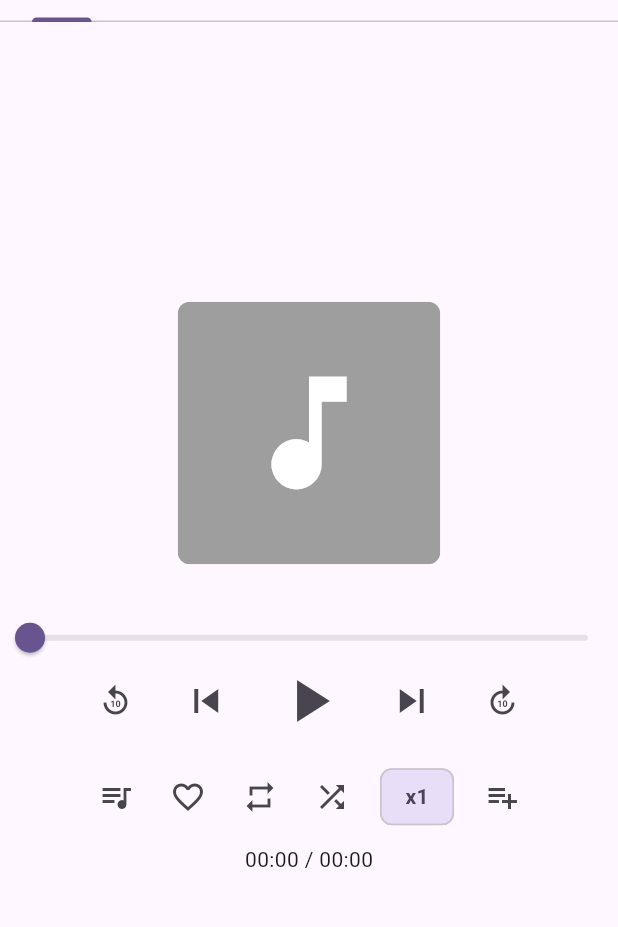
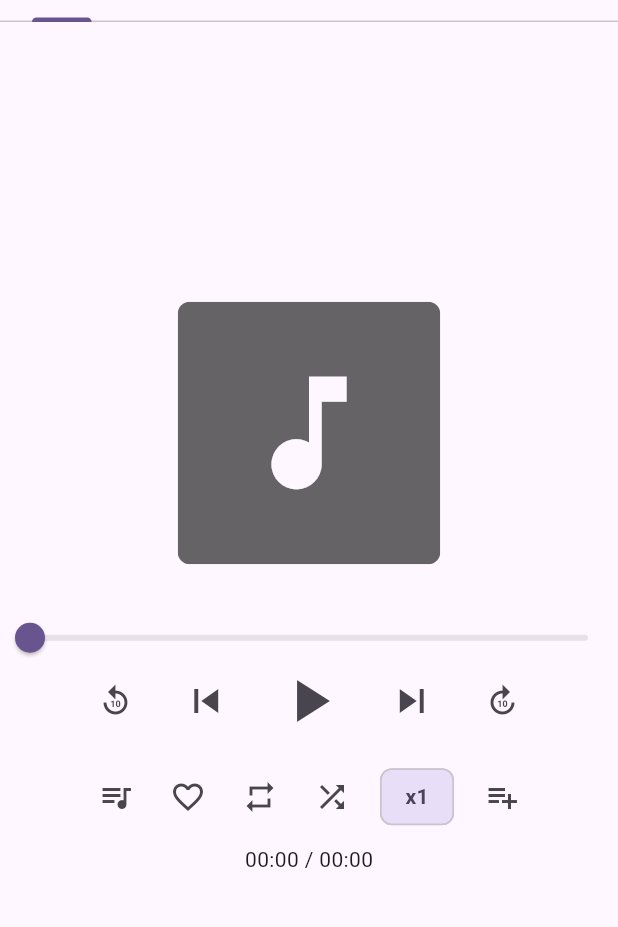
Before and after one commit to FranLMSP/yampa, a Flutter app: the screen it shows after launch, on a phone screen of 412 x 824 dp, the part 89-1016 px from its top. Run offline on Flutter 3.47's test engine with Material 3 defaults, Android fonts, the phone set to English and light mode, and no system bars; drawn by our look-alikes of text_scroll; our stand-ins replace file_picker, flutter_riverpod, fluttertoast, image_picker, just_audio, just_audio_background and 3 more; missing offline and left inert: audiotags, crop_your_image, just_audio_media_kit, ulid, window_manager; accounts and stored records are empty.

Commit message:
Light and dark themes (#63)
* repsitory implementations to load and save selected theme

* menu for theme mode

* theme mode provider

* use color themes

```diff
--- a/lib/core/repositories/user_settings_data/user_settings_data.dart
+++ b/lib/core/repositories/user_settings_data/user_settings_data.dart
@@ -4,6 +4,8 @@ abstract class UserSettingsData {
   Future<UserSettings> getUserSettings();
   Future<void> saveUserSettings(UserSettings userSettings);
   Future<void> saveLastWindowSize(WindowSize windowSize);
+  Future<void> saveUserTheme(UserThemeMode userTheme);
+  Future<UserThemeMode> getUserTheme();
   Future<WindowSize?> getLastWindowSize();
   Future<void> close();
 }
--- a/lib/main.dart
+++ b/lib/main.dart
@@ -11,6 +11,7 @@ import 'package:yampa/providers/loaded_tracks_count_provider.dart';
 import 'package:yampa/providers/local_paths_provider.dart';
 import 'package:yampa/providers/player_controller_provider.dart';
 import 'package:yampa/providers/playlists_provider.dart';
+import 'package:yampa/providers/theme_mode_provider.dart';
 import 'package:yampa/providers/tracks_provider.dart';
 import 'package:yampa/providers/utils.dart';
 import 'package:yampa/widgets/main_browser/main.dart';
@@ -22,12 +23,13 @@ import 'package:window_manager/window_manager.dart';
 void main() async {
   WidgetsFlutterBinding.ensureInitialized();
 
+  final userSettingsRepo = getUserSettingsDataRepository();
+  final userSettings = await userSettingsRepo.getUserSettings();
   if (isPlatformDesktop()) {
     await windowManager.ensureInitialized();
-    final userSettingsRepo = getUserSettingsDataRepository();
-    final lastWindowSize = await userSettingsRepo.getLastWindowSize();
     await userSettingsRepo.close();
     Size? windowSize;
+    final lastWindowSize = userSettings.lastWindowSize;
     if (lastWindowSize != null) {
       windowSize = Size(lastWindowSize.width, lastWindowSize.height);
     }
@@ -46,16 +48,40 @@ void main() async {
     androidNotificationChannelName: 'Audio playback',
     androidNotificationOngoing: true,
   );
-  runApp(ProviderScope(child: const MyApp()));
+
+  runApp(ProviderScope(child: MyApp()));
 }
 
-class MyApp extends StatelessWidget {
+class MyApp extends ConsumerStatefulWidget {
   const MyApp({super.key});
 
   @override
+  ConsumerState<MyApp> createState() => _MyAppState();
+}
+
+class _MyAppState extends ConsumerState<MyApp> {
+  bool _initialLoadDone = false;
+
+  Future<void> _loadTheme() async {
+    if (_initialLoadDone) {
+      return;
+    }
+    final userSettingsRepo = getUserSettingsDataRepository();
+    final userThemeMode = await userSettingsRepo.getUserTheme();
+    ref.read(themeModeProvider.notifier).setThemeMode(userThemeMode);
+    _initialLoadDone = true;
+  }
+
+  @override
   Widget build(BuildContext context) {
+    _loadTheme();
+    final themeMode = getMaterialThemeFromUserTheme(
+      ref.watch(themeModeProvider),
+    );
     return MaterialApp(
       title: 'YAMPA - Yet Another Music Player App',
+      darkTheme: ThemeData.dark(),
+      themeMode: themeMode,
       theme: ThemeData(
         colorScheme: ColorScheme.fromSeed(seedColor: Colors.deepPurple),
       ),
--- /dev/null
+++ b/lib/providers/theme_mode_provider.dart
@@ -0,0 +1,18 @@
+import 'package:flutter_riverpod/flutter_riverpod.dart';
+import 'package:yampa/models/user_settings.dart';
+
+final themeModeProvider =
+    NotifierProvider<ThemeModeProviderNotifier, UserThemeMode>(
+      () => ThemeModeProviderNotifier(),
+    );
+
+class ThemeModeProviderNotifier extends Notifier<UserThemeMode> {
+  @override
+  UserThemeMode build() {
+    return UserThemeMode.system;
+  }
+
+  void setThemeMode(UserThemeMode theme) {
+    state = theme;
+  }
+}
--- a/lib/widgets/main_browser/playlists/playlist_item_big.dart
+++ b/lib/widgets/main_browser/playlists/playlist_item_big.dart
@@ -44,7 +44,7 @@ class PlaylistItemBig extends StatelessWidget {
                 width: double.infinity,
                 color: isSelected
                     ? Theme.of(context).colorScheme.inversePrimary
-                    : Colors.white,
+                    : Theme.of(context).colorScheme.surface,
                 child: Text(
                   playlist.name,
                   style: const TextStyle(
--- a/lib/widgets/player/player_image.dart
+++ b/lib/widgets/player/player_image.dart
@@ -24,12 +24,16 @@ class PlayerImage extends StatelessWidget {
     );
   }
 
-  Widget _buildImagePlaceholder() {
+  Widget _buildImagePlaceholder(BuildContext context) {
     return Container(
       width: width,
       height: height,
-      color: Colors.grey,
-      child: Icon(Icons.music_note, size: iconSize, color: Colors.white),
+      color: Theme.of(context).hintColor,
+      child: Icon(
+        Icons.music_note,
+        size: iconSize,
+        color: Theme.of(context).canvasColor,
+      ),
     );
   }
 
@@ -39,7 +43,7 @@ class PlayerImage extends StatelessWidget {
       borderRadius: BorderRadius.circular(8.0),
       child: track?.imageBytes != null
           ? _buildImage(track!)
-          : _buildImagePlaceholder(),
+          : _buildImagePlaceholder(context),
     );
   }
 }
--- a/lib/widgets/utils.dart
+++ b/lib/widgets/utils.dart
@@ -2,6 +2,7 @@ import 'dart:io';
 
 import 'package:flutter/material.dart';
 import 'package:fluttertoast/fluttertoast.dart';
+import 'package:yampa/models/user_settings.dart';
 
 enum ViewMode { portrait, landscape, desktop }
 
@@ -26,3 +27,14 @@ bool isPlatformDesktop() {
 bool isPlatformMobile() {
   return Platform.isAndroid || Platform.isIOS;
 }
+
+ThemeMode getMaterialThemeFromUserTheme(UserThemeMode? userThemeMode) {
+  final themeMap = {
+    UserThemeMode.light: ThemeMode.light,
+    UserThemeMode.dark: ThemeMode.dark,
+    UserThemeMode.system: ThemeMode.system,
+    UserThemeMode.custom: ThemeMode.system,
+  };
+
+  return themeMap[userThemeMode] ?? ThemeMode.system;
+}
```
Also changed, not shown: lib/core/repositories/user_settings_data/user_settings_shared_preferences.dart (+23 -1 lines), lib/models/user_settings.dart (+9 -0 lines), lib/widgets/main_browser/all_tracks/track_info_dialog.dart (+18 -8 lines), lib/widgets/main_browser/all_tracks/track_list/track_item.dart (+16 -8 lines), lib/widgets/main_browser/local_path_picker/main.dart (+5 -2 lines), lib/widgets/main_browser/playlists/playlist_image.dart (+6 -5 lines), lib/widgets/main_browser/playlists/playlist_item_list.dart (+2 -5 lines), lib/widgets/main_browser/settings_page.dart (+88 -2 lines), lib/widgets/main_page_loader.dart (+4 -4 lines), lib/widgets/player/neighboring_tracks.dart (+9 -3 lines), lib/widgets/snackbar.dart (deleted, +0 -23 lines).
